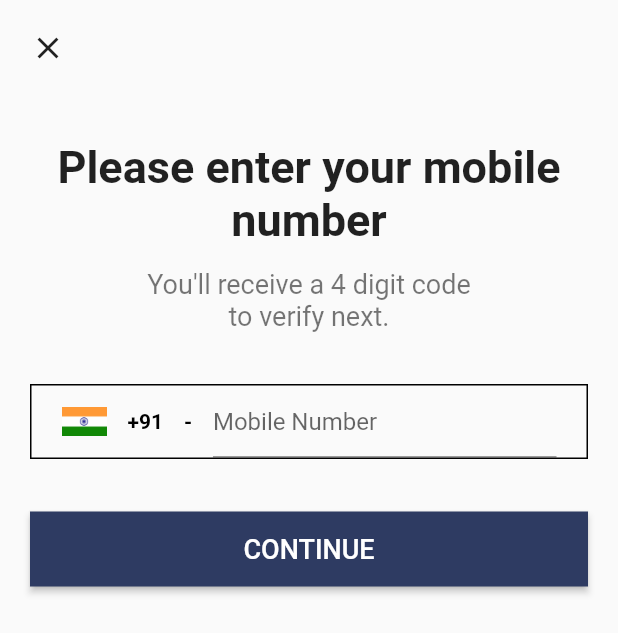
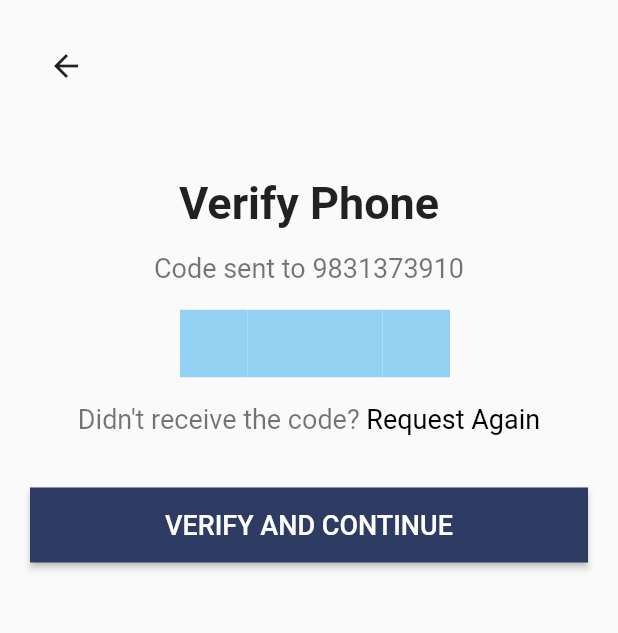
Before and after one commit to Hardikkr/liveasy, a Flutter app: the screen it shows after launch, after a tap on "CONTINUE", on a phone screen of 412 x 824 dp. Shown: the top 633 px of the screen. Run offline on Flutter 3.47's test engine with Material 2 defaults, Android fonts, the phone set to English and light mode, and no system bars.

Commit message:
Verfy Phone page created

```diff
--- a/lib/main.dart
+++ b/lib/main.dart
@@ -1,4 +1,5 @@
 import 'package:flutter/material.dart';
+import 'package:liveasy/screens/mobile_number_001.dart';
 
 void main() {
   runApp(MyApp());
@@ -13,94 +14,3 @@ class MyApp extends StatelessWidget {
     );
   }
 }
-
-class MobileNumber001 extends StatelessWidget {
-  @override
-  Widget build(BuildContext context) {
-    final body = Container(
-      child: Padding(
-        padding: const EdgeInsets.all(20.0),
-        child: Column(
-          crossAxisAlignment: CrossAxisAlignment.start,
-          children: [
-            Icon(Icons.close),
-            SizedBox(height: 50),
-            Column(
-              mainAxisAlignment: MainAxisAlignment.center,
-              crossAxisAlignment: CrossAxisAlignment.stretch,
-              children: [
-                Text(
-                  "Please enter your mobile number",
-                  textAlign: TextAlign.center,
-                  style: TextStyle(fontWeight: FontWeight.bold, fontSize: 30),
-                ),
-                SizedBox(height: 15),
-                Text(
-                  "You'll receive a 4 digit code\nto verify next.",
-                  textAlign: TextAlign.center,
-                  style: TextStyle(fontSize: 18, color: Colors.black54),
-                ),
-                SizedBox(height: 35),
-                Container(
-                  height: 50,
-                  padding: const EdgeInsets.symmetric(horizontal: 20),
-                  width: double.infinity,
-                  decoration: BoxDecoration(
-                    border: Border.all(
-                      width: 1,
-                      color: Colors.black,
-                    ),
-                    borderRadius: BorderRadius.all(Radius.circular(0))
-                  ),
-                  child: Row(
-                    crossAxisAlignment: CrossAxisAlignment.center,
-                    children: [
-                      SizedBox(
-                        height: 20,
-                        width: 30,
-                        child: Image.asset("assets/indian-flag.png"),
-                      ),
-                      Text(
-                        "    +91    -    ",
-                        style: TextStyle(fontWeight: FontWeight.bold, color: Colors.black),
-                      ),
-                      Expanded(
-                        child: TextField(
-                          keyboardType: TextInputType.phone,
-                          decoration: InputDecoration(
-                            hintText: "Mobile Number",
-                          ),
-                        ),
-                      ),
-                    ],
-                  ),
-                ),
-                SizedBox(height: 35),
-                Container(
-                  height: 50,
-                  child: ElevatedButton(
-                    onPressed: () {},
-                    style: ElevatedButton.styleFrom(
-                      primary: Color(0xff2E3B62),
-                      shape: RoundedRectangleBorder(
-                        borderRadius: BorderRadius.all(Radius.circular(0))
-                      )
-                    ),
-                    child: Text(
-                      "CONTINUE",
-                      style: TextStyle(fontWeight: FontWeight.w500, fontSize: 18),
-                    ),
-                  ),
-                )
-              ],
-            ),
-          ],
-        ),
-      ),
-    );
-
-    return Scaffold(
-      body: body,
-    );
-  }
-}
--- /dev/null
+++ b/lib/screens/mobile_number_001.dart
@@ -0,0 +1,111 @@
+import 'package:flutter/material.dart';
+import 'package:liveasy/screens/verify_phone.dart';
+
+class MobileNumber001 extends StatelessWidget {
+  @override
+  Widget build(BuildContext context) {
+    final body = Container(
+      child: Padding(
+        padding: const EdgeInsets.all(20.0),
+        child: Column(
+          crossAxisAlignment: CrossAxisAlignment.start,
+          children: [
+            Icon(Icons.close),
+            SizedBox(height: 50),
+            Column(
+              mainAxisAlignment: MainAxisAlignment.center,
+              crossAxisAlignment: CrossAxisAlignment.stretch,
+              children: [
+                Text(
+                  "Please enter your mobile number",
+                  textAlign: TextAlign.center,
+                  style: TextStyle(fontWeight: FontWeight.bold, fontSize: 30),
+                ),
+                SizedBox(height: 15),
+                Text(
+                  "You'll receive a 4 digit code\nto verify next.",
+                  textAlign: TextAlign.center,
+                  style: TextStyle(fontSize: 18, color: Colors.black54),
+                ),
+                SizedBox(height: 35),
+                Container(
+                  height: 50,
+                  padding: const EdgeInsets.symmetric(horizontal: 20),
+                  width: double.infinity,
+                  decoration: BoxDecoration(
+                    border: Border.all(
+                      width: 1,
+                      color: Colors.black,
+                    ),
+                    borderRadius: BorderRadius.all(
+                      Radius.circular(0),
+                    ),
+                  ),
+                  child: Row(
+                    crossAxisAlignment: CrossAxisAlignment.center,
+                    children: [
+                      SizedBox(
+                        height: 20,
+                        width: 30,
+                        child: Image.asset("assets/indian-flag.png"),
+                      ),
+                      Text(
+                        "    +91    -    ",
+                        style: TextStyle(
+                          fontWeight: FontWeight.bold,
+                          color: Colors.black,
+                        ),
+                      ),
+                      Expanded(
+                        child: TextField(
+                          keyboardType: TextInputType.phone,
+                          decoration: InputDecoration(
+                            hintText: "Mobile Number",
+                            border: InputBorder.none
+                          ),
+                        ),
+                      ),
+                    ],
+                  ),
+                ),
+                SizedBox(height: 35),
+                Container(
+                  height: 50,
+                  child: ElevatedButton(
+                    onPressed: () {
+                      Navigator.push(
+                        context,
+                        MaterialPageRoute(
+                          builder: (context) => VerifyPhone("9831373910"),
+                        ),
+                      );
+                    },
+                    style: ElevatedButton.styleFrom(
+                      primary: Color(0xff2E3B62),
+                      shape: RoundedRectangleBorder(
+                        borderRadius: BorderRadius.all(
+                          Radius.circular(0),
+                        ),
+                      ),
+                    ),
+                    child: Text(
+                      "CONTINUE",
+                      style: TextStyle(
+                        fontWeight: FontWeight.w500,
+                        fontSize: 18,
+                      ),
+                    ),
+                  ),
+                )
+              ],
+            ),
+          ],
+        ),
+      ),
+    );
+
+    return Scaffold(
+      body: body,
+    );
+  }
+}
--- /dev/null
+++ b/lib/screens/verify_phone.dart
@@ -0,0 +1,125 @@
+import 'package:flutter/gestures.dart';
+import 'package:flutter/material.dart';
+
+class VerifyPhone extends StatelessWidget {
+  VerifyPhone(this.phoneNumber);
+
+  final String phoneNumber;
+
+  @override
+  Widget build(BuildContext context) {
+    final textBlock = FocusScope.of(context);
+
+    Widget textField = Container(
+      padding: const EdgeInsets.all(10),
+      height: 45,
+      width: 45,
+      color: Color(0xff93D2F3),
+      child: Expanded(
+        child: TextField(
+          onChanged: (str) {
+            if (str.length == 1) {
+              textBlock.nextFocus();
+            }
+          },
+          textAlign: TextAlign.center,
+          style: TextStyle(fontSize: 25),
+          maxLength: 1,
+          keyboardType: TextInputType.number,
+          decoration:
+              InputDecoration(counterText: "", border: InputBorder.none),
+        ),
+      ),
+    );
+
+    final body = Container(
+      child: Padding(
+        padding: const EdgeInsets.all(20.0),
+        child: Column(
+          crossAxisAlignment: CrossAxisAlignment.start,
+          children: [
+            IconButton(
+              icon: Icon(Icons.arrow_back_outlined),
+              onPressed: () {
+                Navigator.pop(context);
+              },
+            ),
+            SizedBox(height: 50),
+            Column(
+              mainAxisAlignment: MainAxisAlignment.center,
+              crossAxisAlignment: CrossAxisAlignment.stretch,
+              children: [
+                Text(
+                  "Verify Phone",
+                  textAlign: TextAlign.center,
+                  style: TextStyle(fontWeight: FontWeight.bold, fontSize: 30),
+                ),
+                SizedBox(height: 15),
+                Text(
+                  "Code sent to $phoneNumber",
+                  textAlign: TextAlign.center,
+                  style: TextStyle(fontSize: 18, color: Colors.black54),
+                ),
+                SizedBox(height: 15),
+                Container(
+                  height: 50,
+                  padding: const EdgeInsets.symmetric(horizontal: 100),
+                  width: double.infinity,
+                  child: Row(
+                    mainAxisAlignment: MainAxisAlignment.spaceAround,
+                    crossAxisAlignment: CrossAxisAlignment.center,
+                    children: [
+                      textField,
+                      textField,
+                      textField,
+                      textField,
+                    ],
+                  ),
+                ),
+                SizedBox(height: 15),
+                RichText(
+                  textAlign: TextAlign.center,
+                  text: TextSpan(
+                    text: "Didn't receive the code? ",
+                    style: TextStyle(fontSize: 18, color: Colors.black54),
+                    children: <TextSpan>[
+                      TextSpan(
+                        text: "Request Again",
+                        style: TextStyle(fontSize: 18, color: Colors.black),
+                        recognizer: TapGestureRecognizer()..onTap = () {},
+                      )
+                    ],
+                  ),
+                ),
+                SizedBox(height: 35),
+                Container(
+                  height: 50,
+                  child: ElevatedButton(
+                    onPressed: () {},
+                    style: ElevatedButton.styleFrom(
+                      primary: Color(0xff2E3B62),
+                      shape: RoundedRectangleBorder(
+                        borderRadius: BorderRadius.all(
+                          Radius.circular(0),
+                        ),
+                      ),
+                    ),
+                    child: Text(
+                      "VERIFY AND CONTINUE",
+                      style:
+                          TextStyle(fontWeight: FontWeight.w500, fontSize: 18),
+                    ),
+                  ),
+                )
+              ],
+            ),
+          ],
+        ),
+      ),
+    );
+
+    return Scaffold(
+      body: body,
+    );
+  }
+}
```
Also changed, not shown: lib/screens/profile_selection.dart (added).
